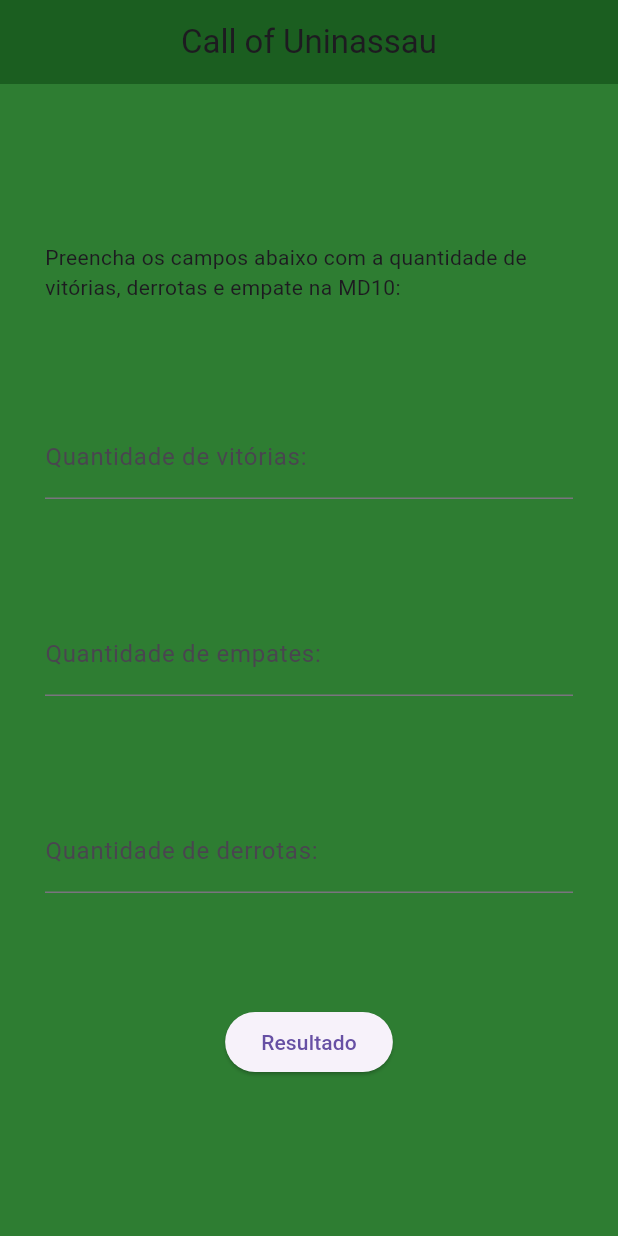
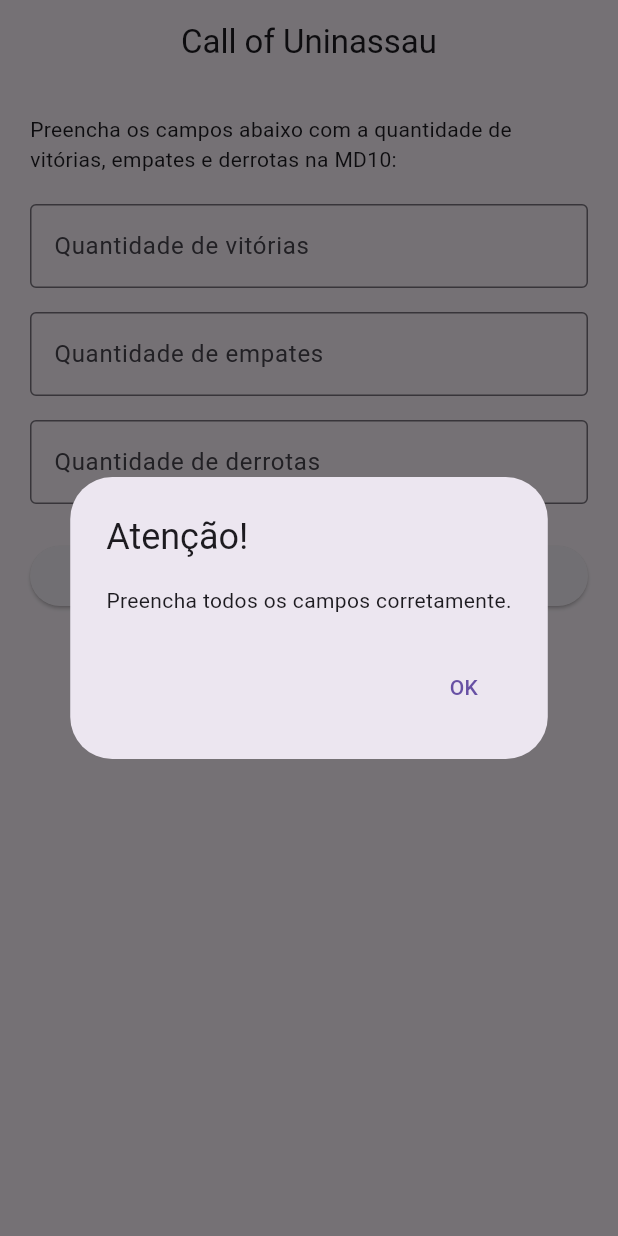
Before and after one commit to gabriel-felix-dev/dev-mobile, a Flutter app: the screen it shows after launch, after a tap on "Resultado", on a phone screen of 412 x 824 dp. Run offline on Flutter 3.47's test engine with Material 3 defaults, Android fonts, the phone set to English and light mode, and no system bars.

Commit message:
main: Finalização da Ativiade Avaliativa 2

```diff
--- a/atividade_avaliativa_2/lib/main.dart
+++ b/atividade_avaliativa_2/lib/main.dart
@@ -1,7 +1,10 @@
-
 import 'package:atividade_avaliativa_2/views/CadastroPartidas.dart';
 import 'package:flutter/material.dart';
 
-void main(){
-  runApp(MaterialApp(home: Home()));
+void main() {
+  runApp(
+    MaterialApp(
+      home: const Home(),
+    ),
+  );
 }
--- a/atividade_avaliativa_2/lib/views/CadastroPartidas.dart
+++ b/atividade_avaliativa_2/lib/views/CadastroPartidas.dart
@@ -9,63 +9,103 @@ class Home extends StatefulWidget {
 }
 
 class _HomeState extends State<Home> {
-
-  TextEditingController quantidadeVitorias = TextEditingController();
-  TextEditingController quantidadeEmpates = TextEditingController();
-  TextEditingController quantidadeDerrotas = TextEditingController();
+  final TextEditingController quantidadeVitorias = TextEditingController();
+  final TextEditingController quantidadeEmpates = TextEditingController();
+  final TextEditingController quantidadeDerrotas = TextEditingController();
 
   late int vitorias;
   late int empates;
   late int derrotas;
   late int resultadoFinal;
+  late int validacao;
+
+  void mostrarAlerta(BuildContext context) {
+    showDialog(
+      context: context,
+      builder: (context) {
+        return AlertDialog(
+          title: const Text('Atenção!'),
+          content: const Text('Preencha todos os campos corretamente.'),
+          actions: [
+            TextButton(
+              onPressed: () {
+                Navigator.pop(context);
+              },
+              child: const Text('OK'),
+            ),
+          ],
+        );
+      },
+    );
+  }
 
   @override
   Widget build(BuildContext context) {
     return Scaffold(
-      appBar: AppBar(
-        backgroundColor: Colors.green[900],
-        title: Text("Call of Uninassau"),
-        centerTitle: true,
-      ),
-      body: Container(
-        color: Colors.green[800],
-        padding: EdgeInsets.all(30),
+      appBar: AppBar(title: const Text('Call of Uninassau'), centerTitle: true),
+      body: Padding(
+        padding: const EdgeInsets.all(20),
         child: Column(
-          mainAxisAlignment: MainAxisAlignment.spaceEvenly,
+          crossAxisAlignment: CrossAxisAlignment.stretch,
           children: [
-            Text("Preencha os campos abaixo com a quantidade de vitórias, derrotas e empate na MD10:"),
+            const Text(
+              'Preencha os campos abaixo com a quantidade de vitórias, empates e derrotas na MD10:',
+            ),
+            const SizedBox(height: 20),
             TextField(
-              decoration: InputDecoration(label: Text("Quantidade de vitórias: ")),
+              keyboardType: TextInputType.number,
               controller: quantidadeVitorias,
+              decoration: const InputDecoration(
+                labelText: 'Quantidade de vitórias',
+                border: OutlineInputBorder(),
+              ),
             ),
+            const SizedBox(height: 16),
             TextField(
-              decoration: InputDecoration(label: Text("Quantidade de empates: ")),
+              keyboardType: TextInputType.number,
               controller: quantidadeEmpates,
+              decoration: const InputDecoration(
+                labelText: 'Quantidade de empates',
+                border: OutlineInputBorder(),
+              ),
             ),
+            const SizedBox(height: 16),
             TextField(
-              decoration: InputDecoration(label: Text("Quantidade de derrotas: ")),
+              keyboardType: TextInputType.number,
               controller: quantidadeDerrotas,
+              decoration: const InputDecoration(
+                labelText: 'Quantidade de derrotas',
+                border: OutlineInputBorder(),
+              ),
             ),
-            ElevatedButton(onPressed: () {
-              setState(() {
-                vitorias = int.parse(quantidadeVitorias.text);
-                empates = int.parse(quantidadeEmpates.text);
-                derrotas =int.parse(quantidadeDerrotas.text);
-                resultadoFinal = (vitorias * 10) + (empates * 5) + (derrotas * -2);
-              });
+            const SizedBox(height: 24),
+            ElevatedButton(
+              onPressed: () {
+                setState(() {
+                  vitorias = int.tryParse(quantidadeVitorias.text) ?? 0;
+                  empates = int.tryParse(quantidadeEmpates.text) ?? 0;
+                  derrotas = int.tryParse(quantidadeDerrotas.text) ?? 0;
+                  validacao = vitorias + empates + derrotas;
 
-              Navigator.push(
-                context,
-                MaterialPageRoute(
-                  builder: (context) => Resultado(),
-                  settings: RouteSettings(
-                    arguments: resultadoFinal
-                  )
-                  ),
-                );
-            }, child: Text("Resultado")),
+                  if (validacao == 10) {
+                    resultadoFinal =
+                        (vitorias * 10) + (empates * 5) + (derrotas * -2);
+                    Navigator.push(
+                      context,
+                      MaterialPageRoute(
+                        builder: (context) => const Resultado(),
+                        settings: RouteSettings(arguments: resultadoFinal),
+                      ),
+                    );
+                  } else {
+                    mostrarAlerta(context);
+                  }
+                });
+              },
+              child: const Text('Resultado'),
+            ),
           ],
-        )
+        ),
       ),
     );
   }
```
Also changed, not shown: atividade_avaliativa_2/lib/views/Resultado.dart (+48 -7 lines).
